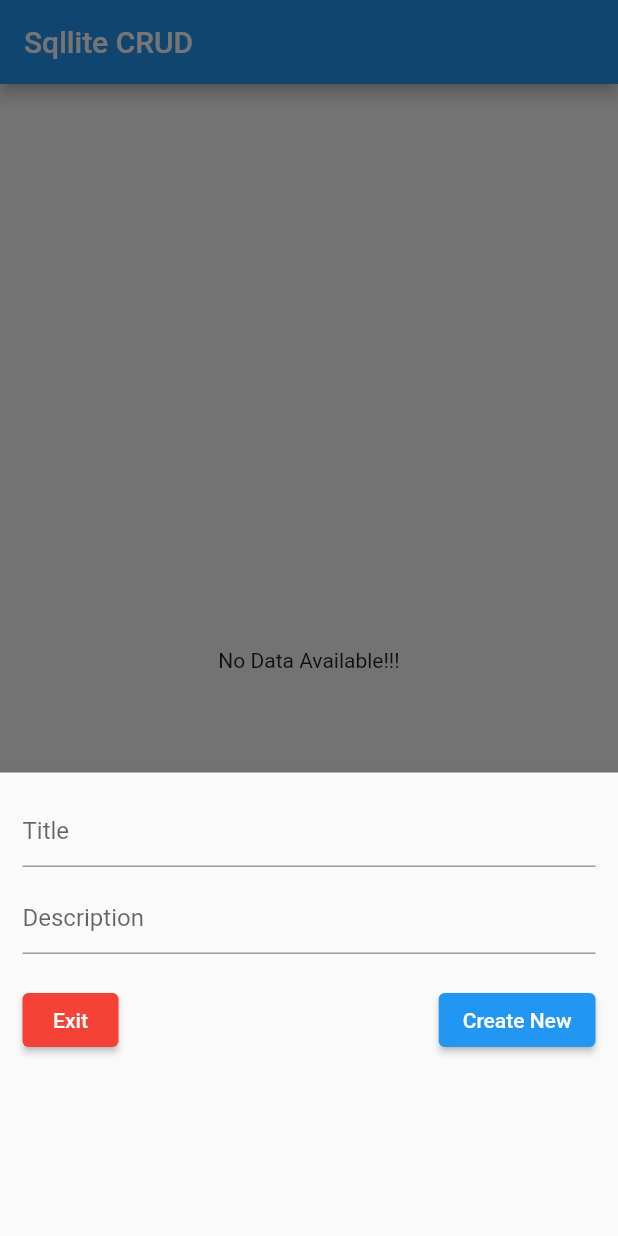
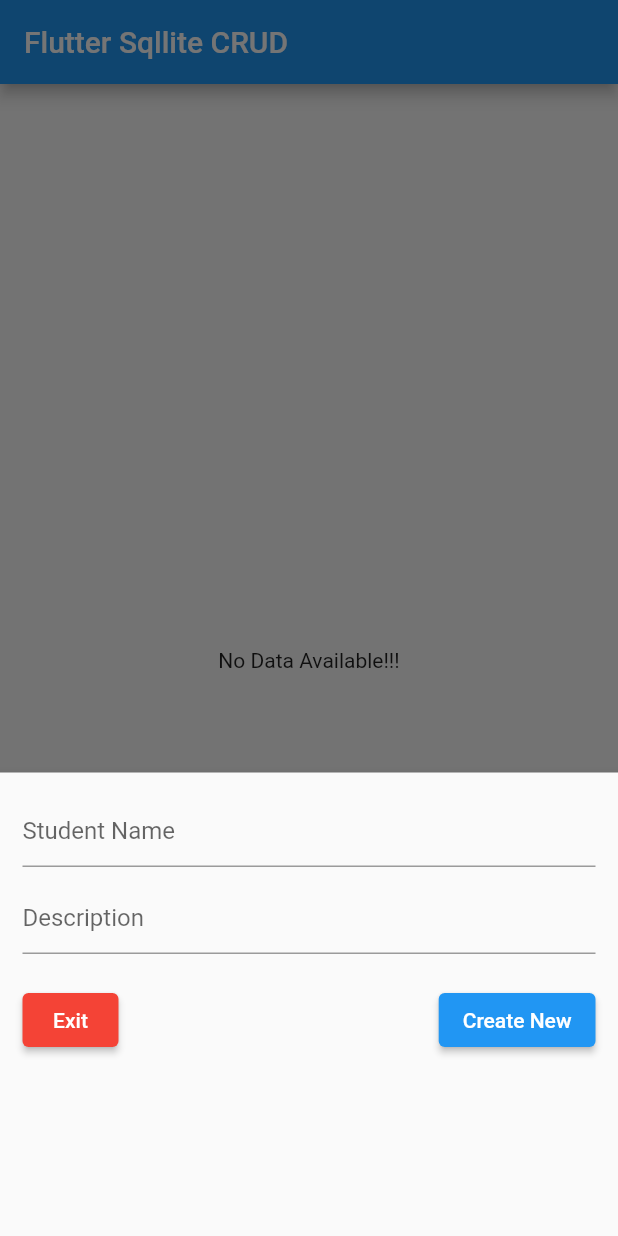
Before and after one commit to Amitpnk/flutter-sqlite-crud, a Flutter app: the screen it shows after launch, after a tap on the "add" icon, on a phone screen of 412 x 824 dp. Run offline on Flutter 3.47's test engine with Material 2 defaults, Android fonts, the phone set to English and light mode, and no system bars; our stand-ins replace sqflite; accounts and stored records are empty.

Commit message:
feat: homepage file

```diff
--- a/lib/homepage.dart
+++ b/lib/homepage.dart
@@ -68,7 +68,7 @@ class _HomePageState extends State<HomePage> {
                   TextFormField(
                     controller: _titleController,
                     validator: formValidator,
-                    decoration: const InputDecoration(hintText: 'Title'),
+                    decoration: const InputDecoration(hintText: 'Student Name'),
                   ),
                   const SizedBox(
                     height: 10,
@@ -155,7 +155,7 @@ class _HomePageState extends State<HomePage> {
   Widget build(BuildContext context) {
     return Scaffold(
       appBar: AppBar(
-        title: const Text('Sqllite CRUD'),
+        title: const Text('Flutter Sqllite CRUD'),
       ),
       body: _isLoading
           ? const Center(
```
